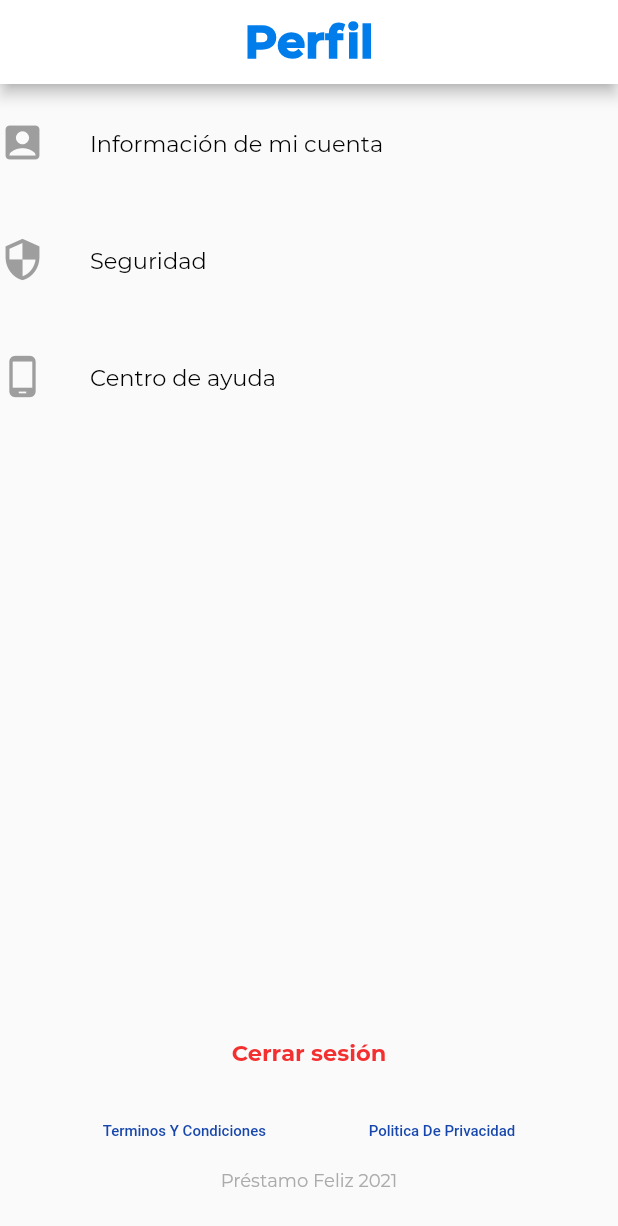
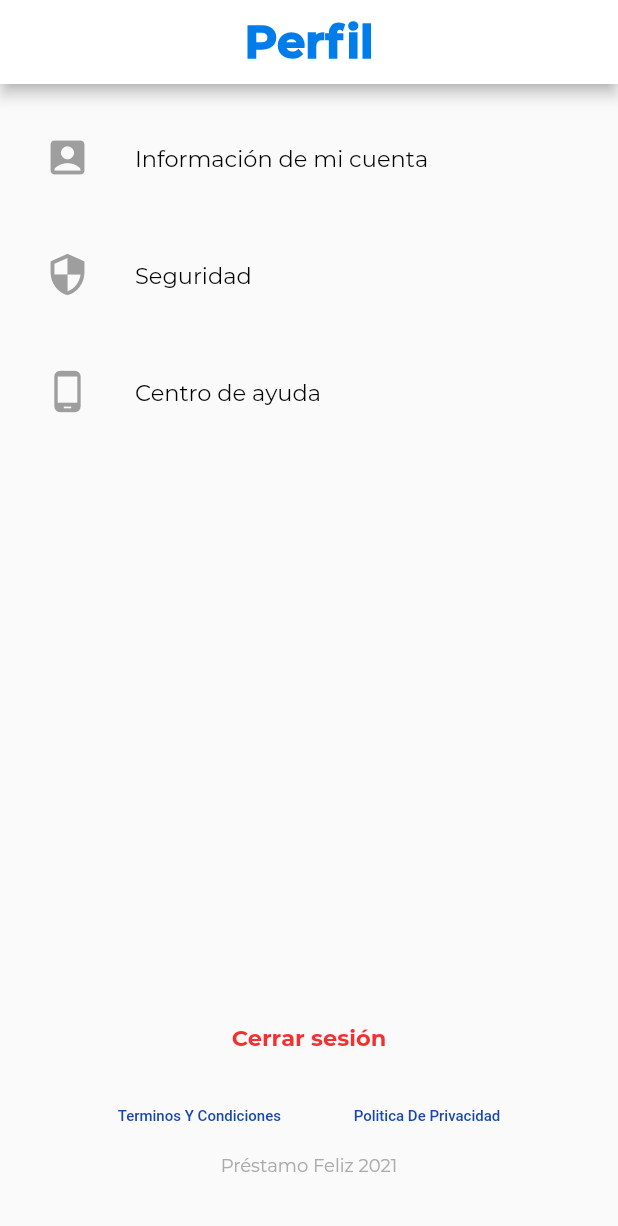
Before and after one commit to VictorIbarra/dinero, a Flutter app: the PerfilPage screen opened directly, on a phone screen of 412 x 824 dp. Shown: the top 1226 px of the screen. Run offline on Flutter 3.47's test engine with Material 2 defaults, Android fonts, the phone set to English and light mode, and no system bars; our stand-ins replace firebase_messaging, geolocator, local_auth, shared_preferences, sqflite, webview_flutter; accounts and stored records are empty; project files that could hold a hidden picture were left out.

Commit message:
fix: apply pading on perfilpage

```diff
--- a/dineroenunclick/lib/src/pages/PerfilPage.dart
+++ b/dineroenunclick/lib/src/pages/PerfilPage.dart
@@ -65,7 +65,9 @@ class _PerfilPageState extends State<PerfilPage> {
             ),
           ),
         ),
-      body: Column(
+        body: Container(
+          padding: EdgeInsets.symmetric(vertical: 10, horizontal: 30),
+          child: Column(
             children: <Widget>[
               Row(
                 children: [
@@ -74,7 +76,8 @@ class _PerfilPageState extends State<PerfilPage> {
                     color: Colors.grey,
                     size: 30.0,
                   ),
-              _itemOption(context, 'Información de mi cuenta', '/informacion'),
+                  _itemOption(
+                      context, 'Información de mi cuenta', '/informacion'),
                 ],
               ),
               Row(
@@ -142,7 +145,7 @@ class _PerfilPageState extends State<PerfilPage> {
               ),
             ],
           ),
-    );
+        ));
   }
 
   Widget _botonTerminosYCondiciones() {
```
Lines whose indentation alone changed are shown as unchanged.
